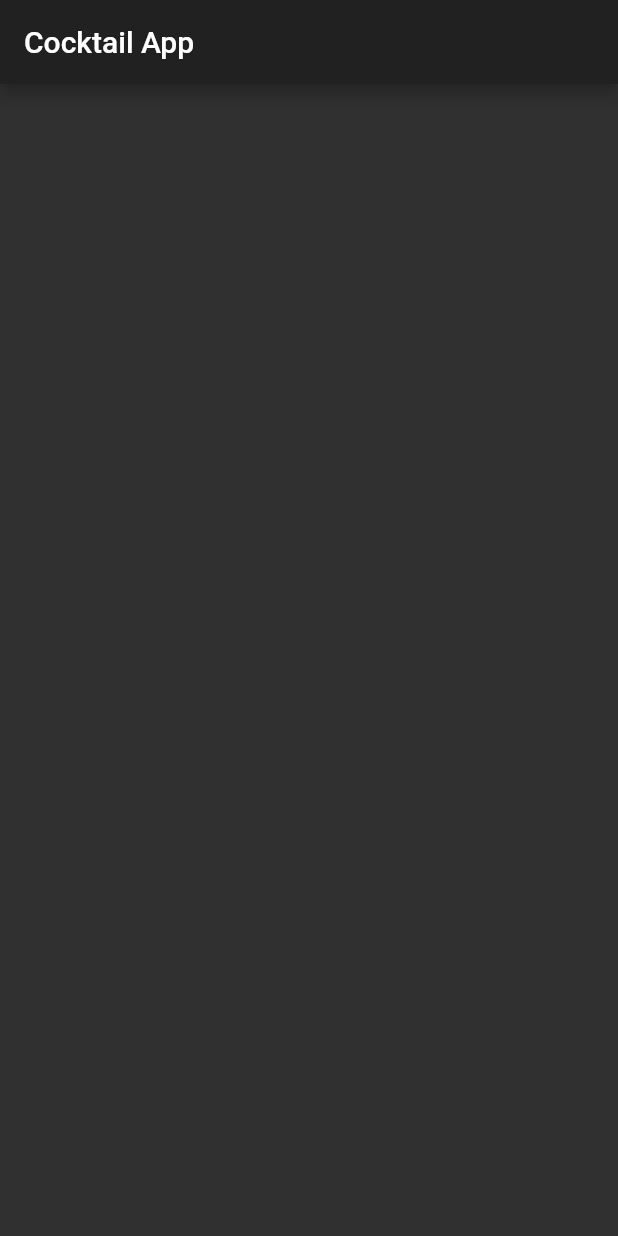
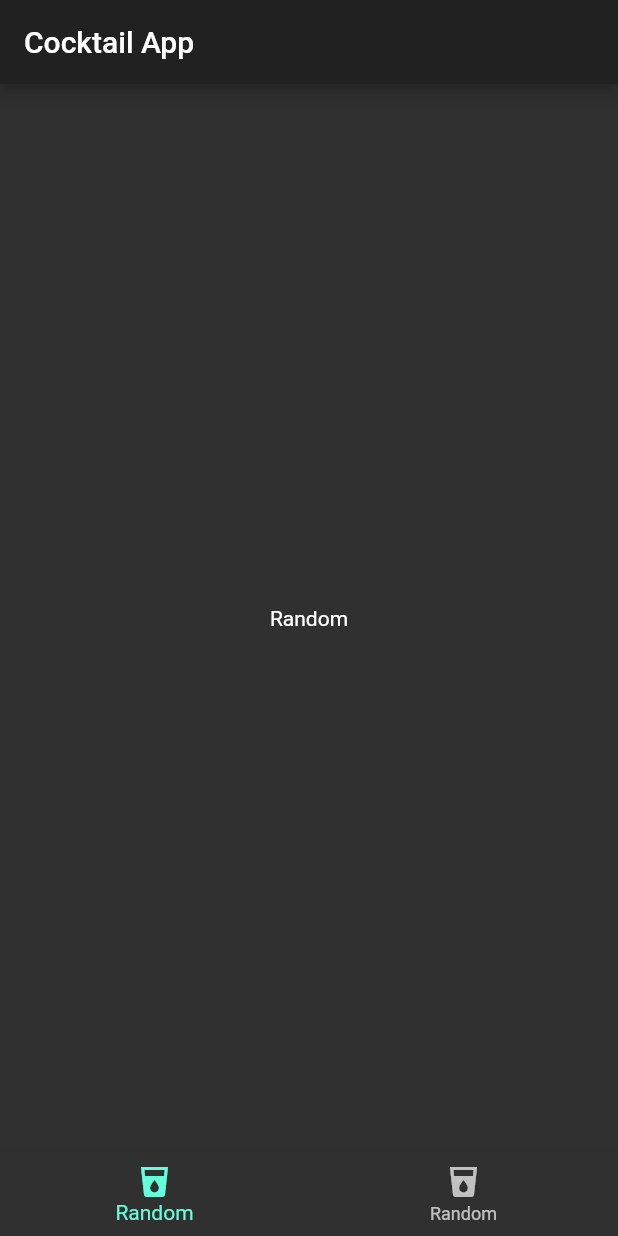
Before and after one commit to dhimasdewanto/cocktail_app, a Flutter app: the screen it shows after launch, on a phone screen of 412 x 824 dp. Run offline on Flutter 3.47's test engine with Material 2 defaults, Android fonts, the phone set to English and light mode, and no system bars; our stand-ins replace dartz, dio.

Commit message:
Initiate random drink view

```diff
--- /dev/null
+++ b/lib/features/cocktails/presentation/fragments/random_fragment.dart
@@ -0,0 +1,13 @@
+import 'package:flutter/material.dart';
+
+/// Fragment to view random drink.
+class RandomFragment extends StatelessWidget {
+  const RandomFragment({Key key}) : super(key: key);
+
+  @override
+  Widget build(BuildContext context) {
+    return const Center(
+      child: Text('Random'),
+    );
+  }
+}
--- a/lib/features/cocktails/presentation/pages/cocktail_page.dart
+++ b/lib/features/cocktails/presentation/pages/cocktail_page.dart
@@ -1,9 +1,33 @@
 import 'package:cocktail_app/core/app_settings.dart';
+import 'package:cocktail_app/features/cocktails/presentation/fragments/random_fragment.dart';
 import 'package:flutter/material.dart';
 
 /// Homepage of Cocktail App.
-class CocktailPage extends StatelessWidget {
+class CocktailPage extends StatefulWidget {
   const CocktailPage({Key key}) : super(key: key);
+
+  @override
+  _CocktailPageState createState() => _CocktailPageState();
+}
+
+class _CocktailPageState extends State<CocktailPage> {
+  var _selectedIndex = 0;
+
+  final _listFragments = const [
+    RandomFragment(),
+    RandomFragment(),
+  ];
+
+  final _navbarItems = const [
+    BottomNavigationBarItem(
+      icon: Icon(Icons.local_drink),
+      title: Text('Random'),
+    ),
+    BottomNavigationBarItem(
+      icon: Icon(Icons.local_drink),
+      title: Text('Random'),
+    ),
+  ];
 
   @override
   Widget build(BuildContext context) {
@@ -11,7 +35,18 @@ class CocktailPage extends StatelessWidget {
       appBar: AppBar(
         title: const Text(AppSettings.appName),
       ),
-      body: Container(),
+      body: _listFragments[_selectedIndex],
+      bottomNavigationBar: BottomNavigationBar(
+        currentIndex: _selectedIndex,
+        onTap: _onFragmentChanged,
+        items: _navbarItems,
+      ),
     );
   }
+
+  void _onFragmentChanged(int index) {
+    setState(() {
+      _selectedIndex = index;
+    });
+  }
 }
```
